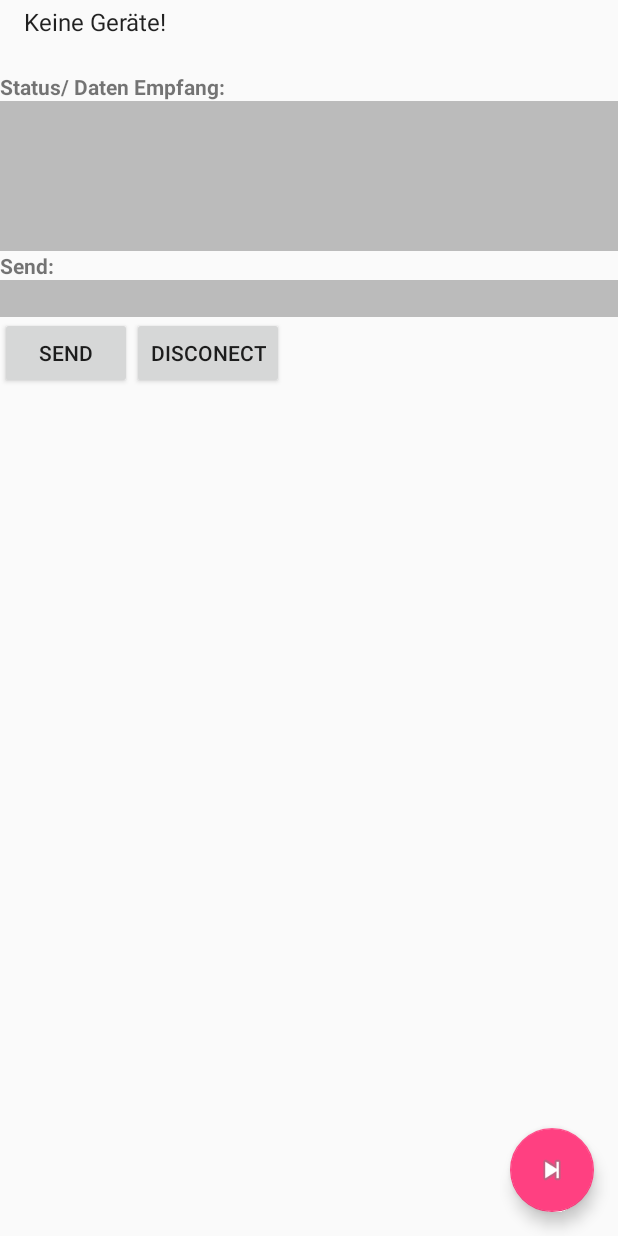
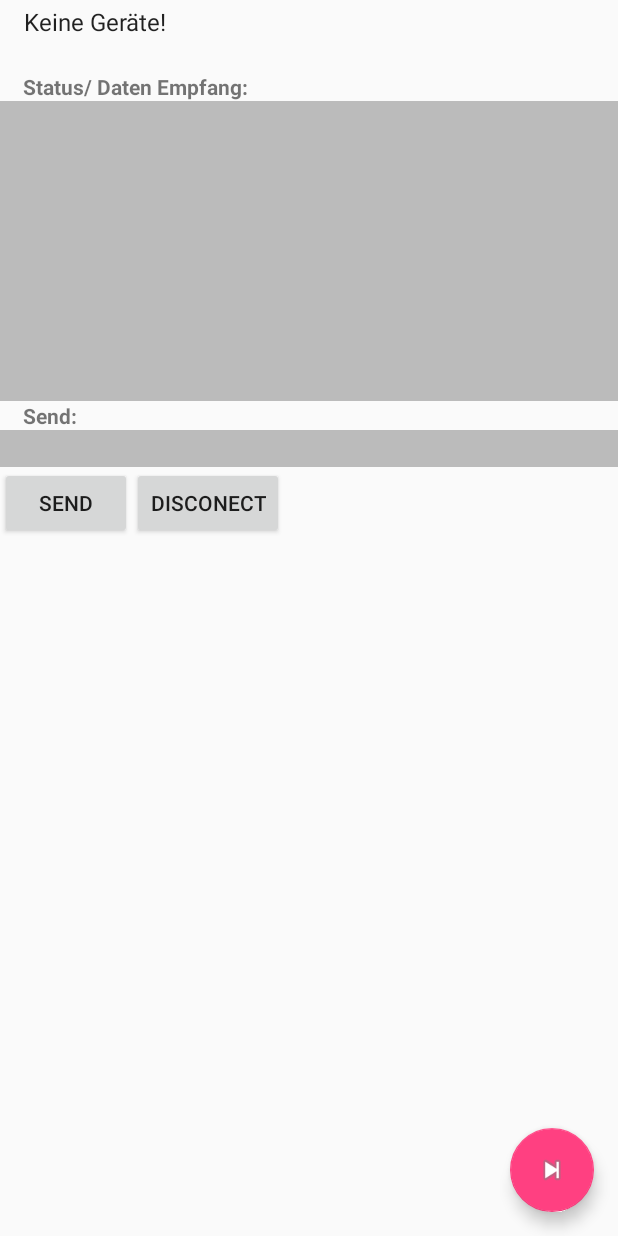
Before and after one commit to codingbychanche/BluetoothSenderReceiver, an Android app: the screen it shows after launch (MainActivity), on a phone screen of 412 x 824 dp. Run offline under Robolectric (Android 15) with nearby library versions, the light colour scheme and no system bars.

Commit message:
Layout improved.
Padding to the left border adjusted.

```diff
--- a/app/src/main/java/berthold/bluetoothconector/ClientThread.java
+++ b/app/src/main/java/berthold/bluetoothconector/ClientThread.java
@@ -84,7 +84,8 @@ public class ClientThread extends Thread {
     }
 
     /**
-     *
+     * Returns instance of{@link ConnectedThreadReadWriteData} back to instance
+     * which created this.
      */
 
     public ConnectedThreadReadWriteData getConnectedThread() {
--- a/app/src/main/res/layout/activity_main.xml
+++ b/app/src/main/res/layout/activity_main.xml
@@ -5,6 +5,75 @@
     android:layout_width="match_parent"
     android:layout_height="match_parent"
     tools:context="berthold.bluetoothconector.MainActivity">
+
+    <LinearLayout
+        android:layout_width="match_parent"
+        android:layout_height="wrap_content"
+        android:orientation="vertical">
+
+
+        <ListView
+            android:id="@+id/bt_bonded_dev_list"
+            android:layout_width="match_parent"
+            android:layout_height="0dp"
+            android:layout_weight=".5">
+
+
+        </ListView>
+
+        <TextView
+            android:layout_width="match_parent"
+            android:layout_height="wrap_content"
+            android:paddingLeft="15dp"
+            android:text="Status/ Daten Empfang:"
+            android:textStyle="bold"></TextView>
+
+        <ScrollView
+            android:layout_width="match_parent"
+            android:layout_height="200dp"
+            android:background="#bbbbbb"
+            android:paddingLeft="15dp">
+
+            <TextView
+                android:id="@+id/console"
+                android:layout_width="match_parent"
+                android:layout_height="match_parent" />
+        </ScrollView>
+
+        <TextView
+            android:layout_width="match_parent"
+            android:layout_height="wrap_content"
+            android:paddingLeft="15dp"
+            android:text="Send:"
+            android:textStyle="bold"></TextView>
+
+        <EditText
+            android:id="@+id/data_to_send"
+            android:paddingLeft="15dp"
+            android:layout_width="match_parent"
+            android:layout_height="wrap_content"
+            android:background="#bbbbbb"></EditText>
+
+
+        <LinearLayout
+            android:layout_width="match_parent"
+            android:layout_height="wrap_content"
+            android:orientation="horizontal">
+
+            <Button
+                android:id="@+id/send"
+                android:layout_width="wrap_content"
+                android:layout_height="wrap_content"
+                android:text="Send"></Button>
+
+            <Button
+                android:id="@+id/disconect"
+                android:layout_width="wrap_content"
+                android:layout_height="wrap_content"
+                android:text="Disconect" />
+        </LinearLayout>
+
+    </LinearLayout>
 
     <android.support.design.widget.FloatingActionButton
         android:id="@+id/fab"
@@ -14,68 +83,4 @@
         android:layout_margin="@dimen/fab_margin"
         app:srcCompat="@android:drawable/ic_media_next" />
 
-    <LinearLayout
-        android:layout_width="match_parent"
-        android:layout_height="wrap_content"
-        android:orientation="vertical">
-
-        <ListView
-            android:id="@+id/bt_bonded_dev_list"
-            android:layout_width="match_parent"
-            android:layout_height="0dp"
-            android:layout_weight="1">
-        </ListView>
-
-
-        <TextView
-            android:text="Status/ Daten Empfang:"
-            android:textStyle="bold"
-            android:layout_width="match_parent"
-            android:layout_height="wrap_content">
-        </TextView>
-
-        <ScrollView
-            android:layout_width="match_parent"
-            android:background="#bbbbbb"
-            android:layout_height="100dp">
-            <TextView
-                android:id="@+id/console"
-                android:layout_width="match_parent"
-                android:layout_height="match_parent" />
-        </ScrollView>
-
-        <TextView
-            android:text="Send:"
-            android:textStyle="bold"
-            android:layout_width="match_parent"
-            android:layout_height="wrap_content">
-        </TextView>
-
-            <EditText
-                android:id="@+id/data_to_send"
-                android:background="#bbbbbb"
-                android:layout_width="match_parent"
-                android:layout_height="wrap_content">
-            </EditText>
-
-    <LinearLayout
-        android:orientation="horizontal"
-        android:layout_width="match_parent"
-        android:layout_height="wrap_content">
-
-        <Button
-            android:id="@+id/send"
-            android:layout_width="wrap_content"
-            android:layout_height="wrap_content"
-            android:text="Send">
-        </Button>
-
-        <Button
-            android:id="@+id/disconect"
-            android:layout_width="wrap_content"
-            android:layout_height="wrap_content"
-            android:text="Disconect" />
-    </LinearLayout>
-    </LinearLayout>
-
 </android.support.design.widget.CoordinatorLayout>
--- a/app/src/main/res/values/strings.xml
+++ b/app/src/main/res/values/strings.xml
@@ -1,4 +1,4 @@
 <resources>
-    <string name="app_name">BluetoothConector</string>
+    <string name="app_name">BluetoothConnector</string>
     <string name="action_settings">Settings</string>
 </resources>
```
Also changed, not shown: 3 other files.
